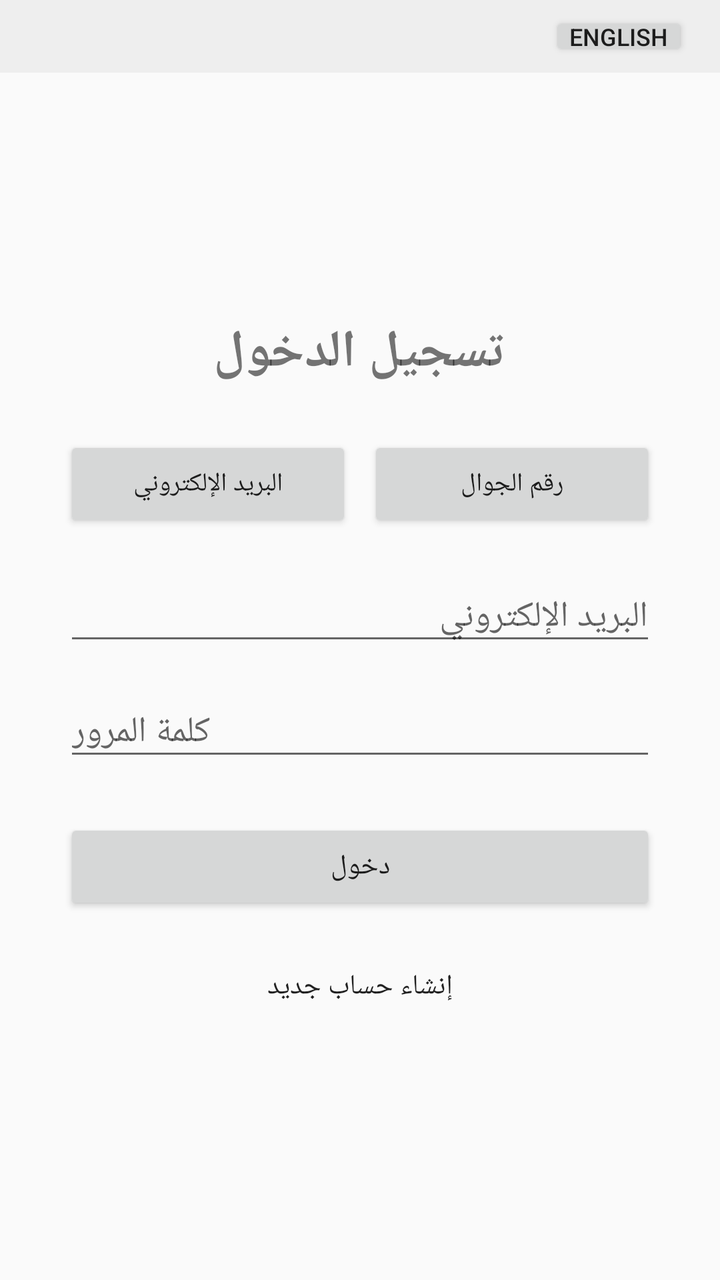
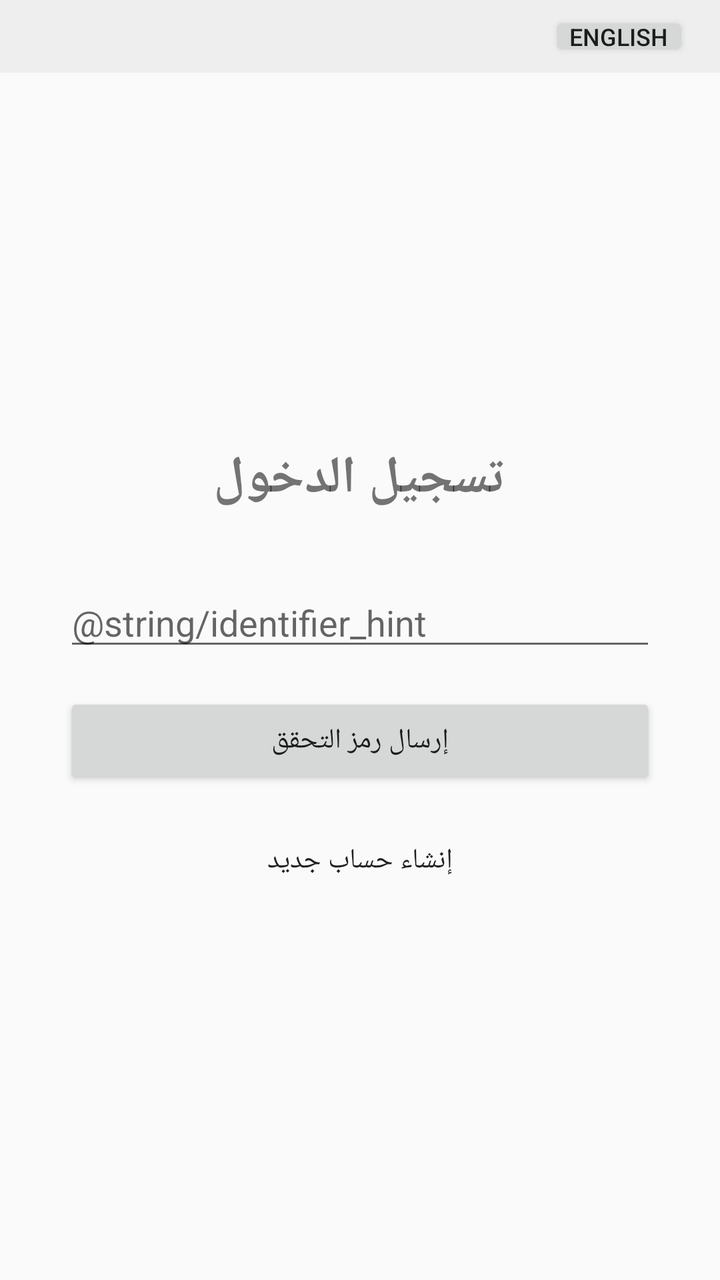

Before-and-after screenshots of an Android layout around one commit, followed by the original layout XML and the change that was made.
<!-- AndroidManifest.xml: application theme Theme.AppCompat.DayNight -->
<!-- res/layout/activity_login.xml -->
<?xml version="1.0" encoding="utf-8"?>
<LinearLayout xmlns:android="http://schemas.android.com/apk/res/android"
    android:layout_width="match_parent"
    android:layout_height="match_parent"
    android:orientation="vertical">

    <RelativeLayout
        android:layout_width="match_parent"
        android:layout_height="wrap_content"
        android:background="#EEEEEE"
        android:paddingStart="16dp"
        android:paddingEnd="16dp"
        android:paddingTop="6dp"
        android:paddingBottom="6dp">

        <Button
            android:id="@+id/languageButton"
            android:layout_width="wrap_content"
            android:layout_height="wrap_content"
            android:layout_alignParentEnd="true"
            android:text="English"
            android:textSize="12sp"
            android:minWidth="0dp"
            android:minHeight="0dp"
            android:paddingStart="10dp"
            android:paddingEnd="10dp"
            android:paddingTop="4dp"
            android:paddingBottom="4dp" />

    </RelativeLayout>

    <LinearLayout
        android:layout_width="match_parent"
        android:layout_height="0dp"
        android:layout_weight="1"
        android:orientation="vertical"
        android:gravity="center"
        android:padding="32dp">

        <TextView
            android:id="@+id/titleText"
            android:layout_width="wrap_content"
            android:layout_height="wrap_content"
            android:text="@string/login_title"
            android:textSize="26sp"
            android:textStyle="bold"
            android:layout_marginBottom="24dp" />

        <LinearLayout
            android:layout_width="match_parent"
            android:layout_height="wrap_content"
            android:orientation="horizontal"
            android:layout_marginBottom="20dp">

            <Button
                android:id="@+id/emailTabButton"
                android:layout_width="0dp"
                android:layout_height="wrap_content"
                android:layout_weight="1"
                android:text="@string/email_tab_button"
                android:textSize="13sp"
                android:layout_marginEnd="4dp" />

            <Button
                android:id="@+id/phoneTabButton"
                android:layout_width="0dp"
                android:layout_height="wrap_content"
                android:layout_weight="1"
                android:text="@string/phone_tab_button"
                android:textSize="13sp"
                android:layout_marginStart="4dp" />

        </LinearLayout>

        <LinearLayout
            android:id="@+id/emailLoginLayout"
            android:layout_width="match_parent"
            android:layout_height="wrap_content"
            android:orientation="vertical"
            android:visibility="visible">

            <EditText
                android:id="@+id/emailInput"
                android:layout_width="match_parent"
                android:layout_height="wrap_content"
                android:hint="@string/email_hint"
                android:inputType="textEmailAddress"
                android:layout_marginBottom="16dp" />

            <EditText
                android:id="@+id/passwordInput"
                android:layout_width="match_parent"
                android:layout_height="wrap_content"
                android:hint="@string/password_hint"
                android:inputType="textPassword"
                android:layout_marginBottom="24dp" />

            <Button
                android:id="@+id/loginButton"
                android:layout_width="match_parent"
                android:layout_height="wrap_content"
                android:text="@string/login_button" />

        </LinearLayout>

        <LinearLayout
            android:id="@+id/phoneLoginLayout"
            android:layout_width="match_parent"
            android:layout_height="wrap_content"
            android:orientation="vertical"
            android:visibility="gone">

            <EditText
                android:id="@+id/phoneNumberInput"
                android:layout_width="match_parent"
                android:layout_height="wrap_content"
                android:hint="@string/phone_number_login_hint"
                android:inputType="phone"
                android:layout_marginBottom="24dp" />

            <Button
                android:id="@+id/sendOtpButton"
                android:layout_width="match_parent"
                android:layout_height="wrap_content"
                android:text="@string/send_otp_button" />

        </LinearLayout>

        <Button
            android:id="@+id/registerButton"
            android:layout_width="match_parent"
            android:layout_height="wrap_content"
            android:text="@string/register_button"
            android:layout_marginTop="12dp"
            android:background="@android:color/transparent" />

    </LinearLayout>

</LinearLayout>
<!-- resources referenced by this layout -->
<resources>
  <string name="email_hint">البريد الإلكتروني</string>
  <string name="email_tab_button">البريد الإلكتروني</string>
  <string name="login_button">دخول</string>
  <string name="login_title">تسجيل الدخول</string>
  <string name="password_hint">كلمة المرور</string>
  <string name="phone_number_login_hint">رقم الجوال (مثال: 05xxxxxxxx)</string>
  <string name="phone_tab_button">رقم الجوال</string>
  <string name="register_button">إنشاء حساب جديد</string>
  <string name="send_otp_button">إرسال رمز التحقق</string>
</resources>

<!-- the commit's change to res/layout/activity_login.xml (unified diff, before → after) -->
@@ -44,87 +44,30 @@
             android:text="@string/login_title"
             android:textSize="26sp"
             android:textStyle="bold"
+            android:layout_marginBottom="32dp" />
+
+        <EditText
+            android:id="@+id/identifierInput"
+            android:layout_width="match_parent"
+            android:layout_height="wrap_content"
+            android:hint="@string/identifier_hint"
+            android:inputType="text"
+            android:layout_marginBottom="16dp" />
+
+        <EditText
+            android:id="@+id/passwordInput"
+            android:layout_width="match_parent"
+            android:layout_height="wrap_content"
+            android:hint="@string/password_hint"
+            android:inputType="textPassword"
+            android:visibility="gone"
             android:layout_marginBottom="24dp" />
 
-        <LinearLayout
+        <Button
+            android:id="@+id/actionButton"
             android:layout_width="match_parent"
             android:layout_height="wrap_content"
-            android:orientation="horizontal"
-            android:layout_marginBottom="20dp">
-
-            <Button
-                android:id="@+id/emailTabButton"
-                android:layout_width="0dp"
-                android:layout_height="wrap_content"
-                android:layout_weight="1"
-                android:text="@string/email_tab_button"
-                android:textSize="13sp"
-                android:layout_marginEnd="4dp" />
-
-            <Button
-                android:id="@+id/phoneTabButton"
-                android:layout_width="0dp"
-                android:layout_height="wrap_content"
-                android:layout_weight="1"
-                android:text="@string/phone_tab_button"
-                android:textSize="13sp"
-                android:layout_marginStart="4dp" />
-
-        </LinearLayout>
-
-        <LinearLayout
-            android:id="@+id/emailLoginLayout"
-            android:layout_width="match_parent"
-            android:layout_height="wrap_content"
-            android:orientation="vertical"
-            android:visibility="visible">
-
-            <EditText
-                android:id="@+id/emailInput"
-                android:layout_width="match_parent"
-                android:layout_height="wrap_content"
-                android:hint="@string/email_hint"
-                android:inputType="textEmailAddress"
-                android:layout_marginBottom="16dp" />
-
-            <EditText
-                android:id="@+id/passwordInput"
-                android:layout_width="match_parent"
-                android:layout_height="wrap_content"
-                android:hint="@string/password_hint"
-                android:inputType="textPassword"
-                android:layout_marginBottom="24dp" />
-
-            <Button
-                android:id="@+id/loginButton"
-                android:layout_width="match_parent"
-                android:layout_height="wrap_content"
-                android:text="@string/login_button" />
-
-        </LinearLayout>
-
-        <LinearLayout
-            android:id="@+id/phoneLoginLayout"
-            android:layout_width="match_parent"
-            android:layout_height="wrap_content"
-            android:orientation="vertical"
-            android:visibility="gone">
-
-            <EditText
-                android:id="@+id/phoneNumberInput"
-                android:layout_width="match_parent"
-                android:layout_height="wrap_content"
-                android:hint="@string/phone_number_login_hint"
-                android:inputType="phone"
-                android:layout_marginBottom="24dp" />
-
-            <Button
-                android:id="@+id/sendOtpButton"
-                android:layout_width="match_parent"
-                android:layout_height="wrap_content"
-                android:text="@string/send_otp_button" />
-
-        </LinearLayout>
+            android:text="@string/send_otp_button" />
 
         <Button
             android:id="@+id/registerButton"
<!-- resource entries referenced after the edit -->
@@ -1,12 +1,7 @@
 <!-- resources referenced by this layout -->
 <resources>
-  <string name="email_hint">البريد الإلكتروني</string>
-  <string name="email_tab_button">البريد الإلكتروني</string>
-  <string name="login_button">دخول</string>
   <string name="login_title">تسجيل الدخول</string>
   <string name="password_hint">كلمة المرور</string>
-  <string name="phone_number_login_hint">رقم الجوال (مثال: 05xxxxxxxx)</string>
-  <string name="phone_tab_button">رقم الجوال</string>
   <string name="register_button">إنشاء حساب جديد</string>
   <string name="send_otp_button">إرسال رمز التحقق</string>
 </resources>
